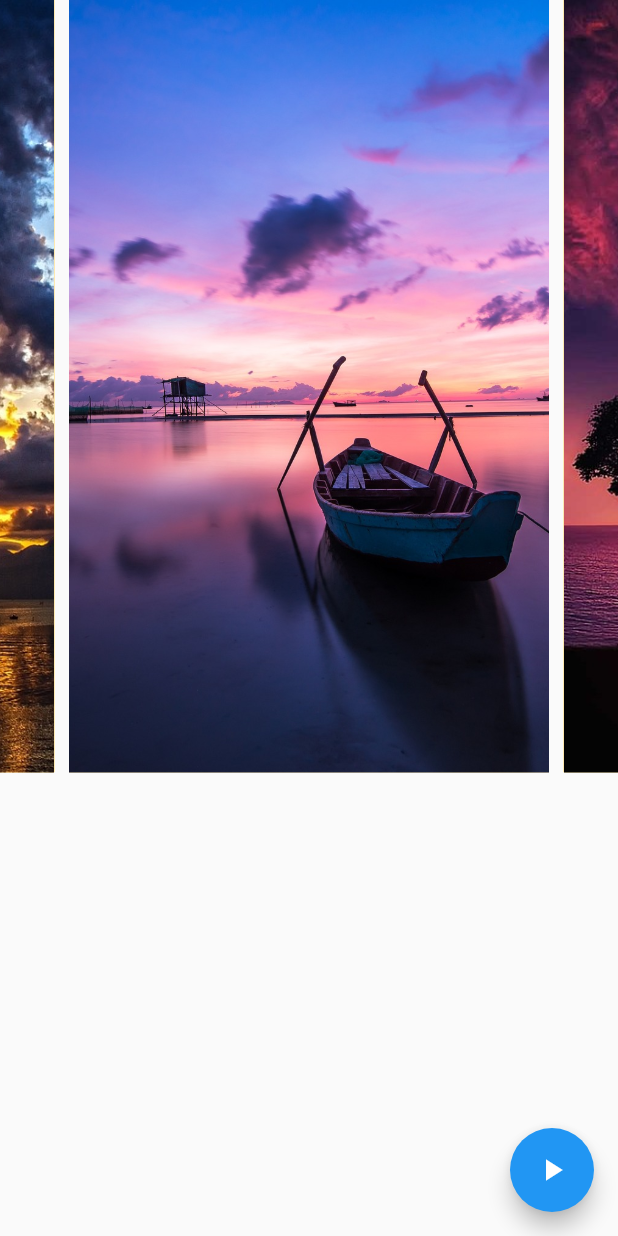
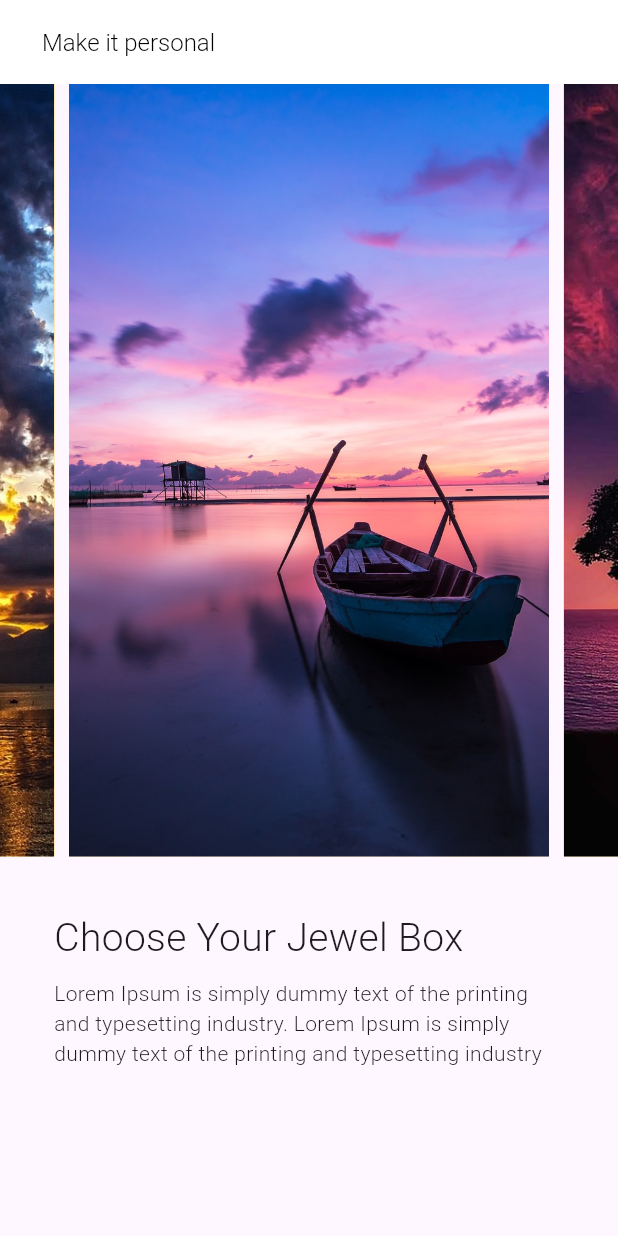
Before and after one commit to Raj-Dave-1/video_app, a Flutter app: the screen it shows after launch, swiped to page 3, on a phone screen of 412 x 824 dp. Run offline on Flutter 3.47's test engine with Material 2 defaults, Android fonts, the phone set to English and light mode, and no system bars; drawn by our look-alikes of carousel_slider; our stand-ins replace video_player.

Commit message:
added animation and refactored the code

```diff
--- /dev/null
+++ b/lib/constants/heights.dart
@@ -0,0 +1,8 @@
+
+import 'package:flutter/material.dart';
+
+class VSpace {
+  static const sm = SizedBox(height: 8);
+  static const mid = SizedBox(height: 16);
+  static const lg = SizedBox(height: 36);
+}
--- /dev/null
+++ b/lib/constants/strings.dart
@@ -0,0 +1,14 @@
+
+const List<String> textList = [
+  "Lorem Ipsum is simply dummy text of the printing and typesetting industry. Lorem Ipsum is simply dummy text of the printing and typesetting industry",
+  "Lorem ipsum may be used as a placeholder before final copy is available. Lorem ipsum may be used as a placeholder before final copy is available.",
+  "Lorem Ipsum is simply dummy text of the printing and typesetting industry. Lorem Ipsum is simply dummy text of the printing and typesetting industry",
+  "Lorem ipsum may be used as a placeholder before final copy is available. Lorem ipsum may be used as a placeholder before final copy is available.",
+];
+
+const List<String> titleList = [
+  "Choose Your Jewel Box",
+  "Write Your Card",
+  "OverSeas Flying",
+  "Natural Photo"
+];
--- /dev/null
+++ b/lib/constants/utils.dart
@@ -0,0 +1,3 @@
+
+export 'package:video_app/constants/heights.dart';
+export 'package:video_app/constants/strings.dart';
--- a/lib/main.dart
+++ b/lib/main.dart
@@ -1,14 +1,17 @@
-// 🚩 Dada Ki Jay Ho 🚩
+
+import 'dart:math' as math;
 
 import 'package:flutter/material.dart';
 import 'package:carousel_slider/carousel_slider.dart';
 import 'package:video_player/video_player.dart';
+import 'package:video_app/constants/utils.dart';
 
 void main() {
   runApp(
-    const MaterialApp(
-      title: "My Video App",
-      home: MyApp(),
+    MaterialApp(
+      title: "Make it personal",
+      theme: ThemeData(useMaterial3: true),
+      home: const MyApp(),
     ),
   );
 }
@@ -29,25 +32,64 @@ class _MyAppState extends State<MyApp> {
     super.initState();
     _videoController = VideoPlayerController.asset('assets/MyDemoVideo.mp4')
       ..initialize().then((_) {
-        setState(() {});
+        setState(() {
+          _videoController.play();
         });
+      });
+    _videoController.setLooping(true);
   }
+
+  int currentIndex = 0;
+  double currentValue = 0;
+  double gauss = 1;
 
   @override
   Widget build(BuildContext context) {
+    // size will be used to set the size of Container for Title and Text
+    Size size = MediaQuery.of(context).size;
     return Scaffold(
-      body: CarouselSlider(
+      // AppBar with Make it Personal Title
+      appBar: AppBar(
+        title: const Padding(
+          padding: EdgeInsets.only(left: 12),
+          child: Text(
+            "Make it personal",
+            style: TextStyle(
+              color: Colors.black,
+              fontWeight: FontWeight.w300,
+              fontSize: 16,
+            ),
+          ),
+        ),
+        backgroundColor: Colors.white,
+        elevation: 0,
+      ),
+      body: Column(
+        children: [
+          CarouselSlider(
             options: CarouselOptions(
+              // aspectRation is set to 4/5 so that video and images can have same width and height
               aspectRatio: 4 / 5,
               enableInfiniteScroll: false,
               clipBehavior: Clip.antiAlias,
+              onScrolled: (value) {
+                currentValue = value!;
+                //  Gaussian Value is used here to achieve the desired animation
+                gauss = 1 -
+                    math.exp(-(math.pow(
+                            ((currentIndex - currentValue).abs() - 0.5), 2) /
+                        0.08));
+                setState(() {});
+              },
               onPageChanged: (index, reason) {
+                // if we are not at 0'th page and video is playing, then we should pause it
                 if (index != 0 && _videoController.value.isPlaying) {
                   _videoController.pause();
                 } else if (_videoController.value.isPlaying == false &&
                     index == 0) {
                   _videoController.play();
                 }
+                currentIndex = index;
               },
             ),
             items: [
@@ -69,17 +111,49 @@ class _MyAppState extends State<MyApp> {
               ).toList()),
             ],
           ),
-      floatingActionButton: FloatingActionButton(
-        onPressed: () {
-          setState(() {
-            _videoController.value.isPlaying
-                ? _videoController.pause()
-                : _videoController.play();
-          });
+          VSpace.lg,
+          Expanded(
+            child: Stack(
+              alignment: Alignment.topCenter,
+              children: [
+                ...(List.generate(
+                  images.length + 1,
+                  (index) {
+                    return Align(
+                      // Align Widget is used to set the Alignment animation (Top to Down and Down to Top)
+                      alignment: Alignment(0, -1 * gauss),
+                      // when the currentIndex == index then Opacity should be 1 otherwise it should be 0
+                      child: Opacity(
+                        opacity: currentIndex != index ? 0 : gauss,
+                        child: Container(
+                          padding: const EdgeInsets.symmetric(horizontal: 36.0),
+                          child: Column(
+                            // mainAxisSize should be minimum otherwise you will not be able to see the Align Animation
+                            mainAxisSize: MainAxisSize.min,
+                            crossAxisAlignment: CrossAxisAlignment.start,
+                            children: [
+                              Text(
+                                titleList[index],
+                                style: const TextStyle(
+                                    fontSize: 26, fontWeight: FontWeight.w300),
+                              ),
+                              VSpace.sm,
+                              Text(
+                                textList[index],
+                                style: const TextStyle(
+                                    fontWeight: FontWeight.w300),
+                              ),
+                            ],
+                          ),
+                        ),
+                      ),
+                    );
                   },
-        child: Icon(
-          _videoController.value.isPlaying ? Icons.pause : Icons.play_arrow,
+                )),
+              ],
             ),
+          ),
+        ],
       ),
     );
   }
```
Lines whose indentation alone changed are shown as unchanged.
